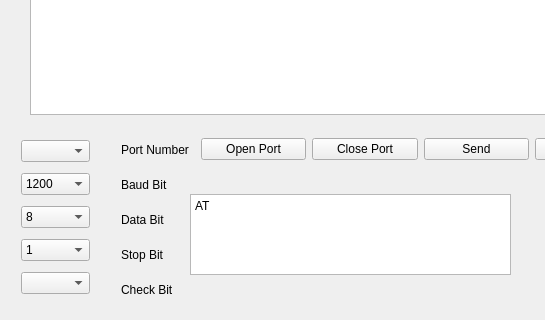
Above: widget.ui from shadow-wd/Serial-port-assistant before the change; both pictures show x 0 to 545 and y 126 to 446 of the 683 by 446 pixel window. Below: the same form after it.
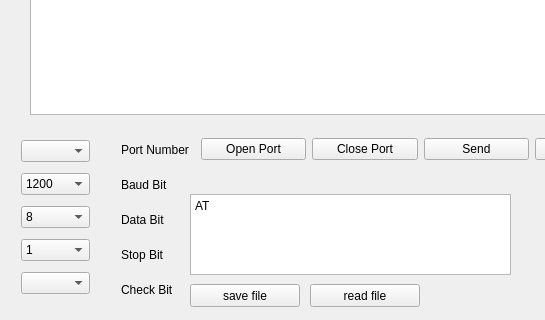
That is the form after the change.

Commit message: add log save to file and file read functionality

Patch:
```diff
--- a/widget.ui
+++ b/widget.ui
@@ -247,6 +247,32 @@
     <string>Enter</string>
    </property>
   </widget>
+  <widget class="QPushButton" name="savefile">
+   <property name="geometry">
+    <rect>
+     <x>190</x>
+     <y>410</y>
+     <width>110</width>
+     <height>23</height>
+    </rect>
+   </property>
+   <property name="text">
+    <string>save file</string>
+   </property>
+  </widget>
+  <widget class="QPushButton" name="readfile">
+   <property name="geometry">
+    <rect>
+     <x>310</x>
+     <y>410</y>
+     <width>110</width>
+     <height>23</height>
+    </rect>
+   </property>
+   <property name="text">
+    <string>read file</string>
+   </property>
+  </widget>
  </widget>
  <layoutdefault spacing="6" margin="11"/>
  <resources/>
```
Left out of the diff: 3 changed lines with no effect on the pictures. The commit also changes 3 other files.
